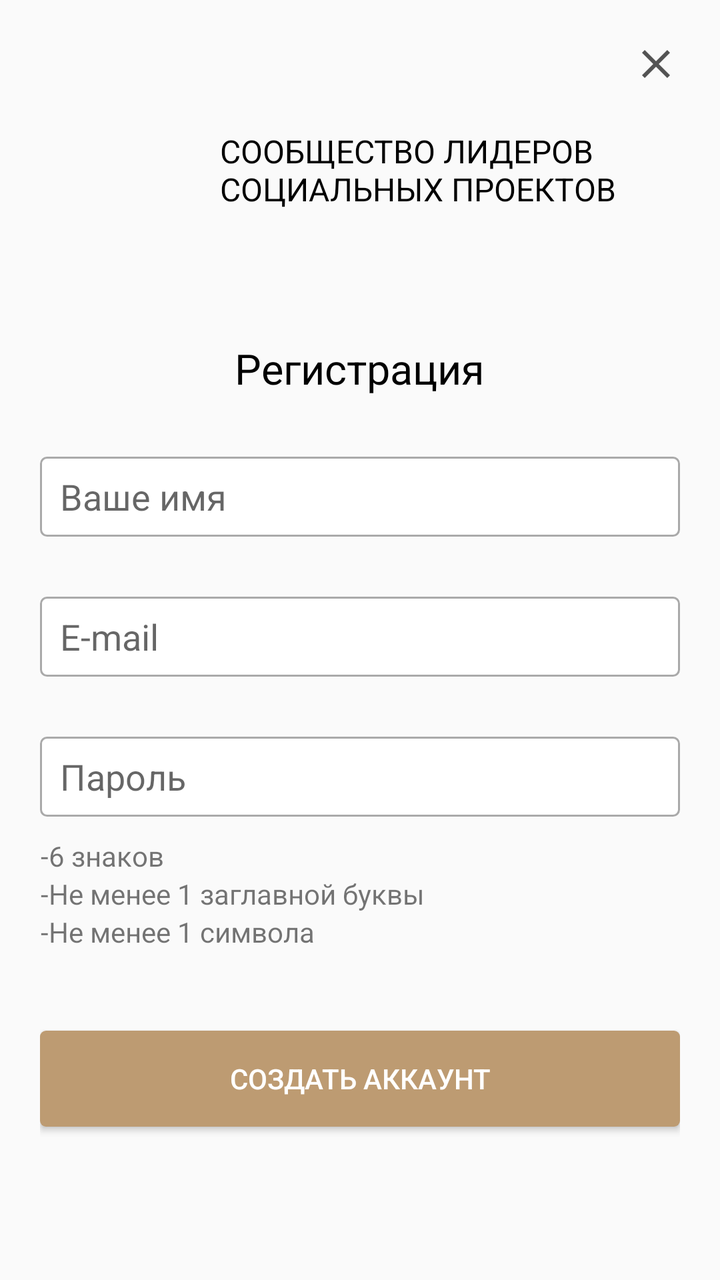
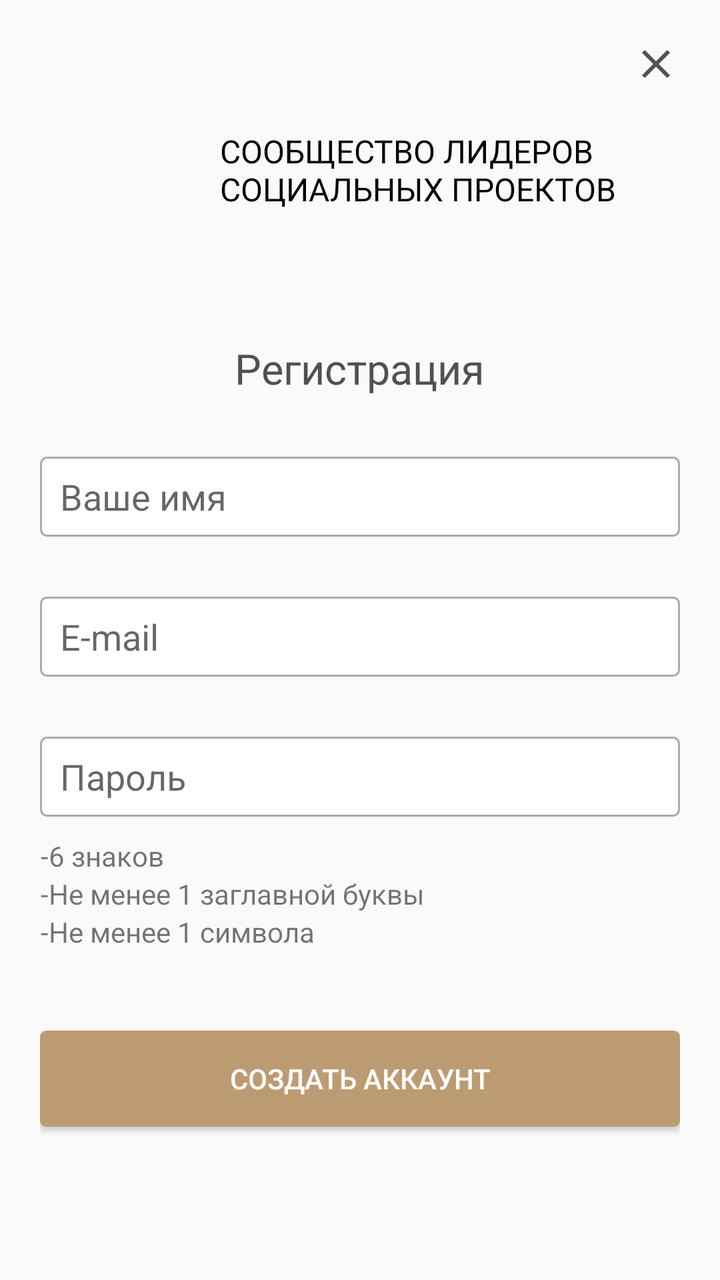

An Android layout rendered at two revisions. The XML below is the earlier revision; the diff shows what the commit changed to produce the second picture.
<!-- AndroidManifest.xml: application theme AppTheme -->
<!-- res/layout/fragment_register.xml -->
<?xml version="1.0" encoding="utf-8"?>
<android.support.v4.widget.NestedScrollView xmlns:android="http://schemas.android.com/apk/res/android"
    android:layout_width="match_parent"
    android:layout_height="match_parent">

    <RelativeLayout
        android:layout_width="match_parent"
        android:layout_height="match_parent"
        android:background="@color/auth_background"
        android:paddingStart="20dp"
        android:paddingEnd="20dp">

        <LinearLayout
            android:layout_width="match_parent"
            android:layout_height="wrap_content"

            android:orientation="vertical">

            <include layout="@layout/auth_logo" />

            <TextView
                android:layout_width="wrap_content"
                android:layout_height="wrap_content"
                android:layout_gravity="center"
                android:layout_marginTop="60dp"
                android:text="@string/auth_register_btn"
                android:textColor="@android:color/black"
                android:textSize="21sp" />

            <EditText
                android:id="@+id/etName"
                style="@style/Auth.EditText"
                android:layout_marginTop="30dp"
                android:hint="@string/auth_hint_name" />

            <EditText
                android:id="@+id/etEmail"
                style="@style/Auth.EditText"
                android:layout_marginTop="30dp"
                android:hint="@string/email" />

            <EditText
                android:id="@+id/etPassword"
                style="@style/Auth.EditText"
                android:layout_marginTop="30dp"
                android:hint="@string/auth_hint_password" />

            <TextView
                android:id="@+id/tvPasswordStrong1"
                android:layout_width="wrap_content"
                android:layout_height="wrap_content"
                android:layout_marginTop="10dp"
                android:gravity="end"
                android:text="@string/auth_hint_password_strong_1" />

            <TextView
                android:id="@+id/tvPasswordStrong2"
                android:layout_width="wrap_content"
                android:layout_height="wrap_content"
                android:gravity="end"
                android:text="@string/auth_hint_password_strong_2" />

            <TextView
                android:id="@+id/tvPasswordStrong3"
                android:layout_width="wrap_content"
                android:layout_height="wrap_content"
                android:gravity="end"
                android:text="@string/auth_hint_password_strong_3" />


            <Button
                android:id="@+id/btnRegister"
                android:layout_width="match_parent"
                android:layout_height="wrap_content"
                android:layout_marginBottom="10dp"
                android:layout_marginTop="40dp"
                android:background="@drawable/background_btn_auth"
                android:text="@string/auth_create_account"
                android:textColor="@android:color/white" />

        </LinearLayout>




        <ImageView
            android:id="@+id/ivClose"
            android:layout_width="wrap_content"
            android:layout_height="wrap_content"
            android:layout_alignParentEnd="true"
            android:layout_marginTop="20dp"
            android:src="@drawable/ic_close_black_24dp" />

    </RelativeLayout>
</android.support.v4.widget.NestedScrollView>
<!-- res/layout/auth_logo.xml (included above) -->
<?xml version="1.0" encoding="utf-8"?>
<LinearLayout xmlns:android="http://schemas.android.com/apk/res/android"
    android:layout_width="wrap_content"
    android:layout_height="wrap_content"
    android:layout_gravity="center"
    android:layout_marginTop="60dp"
    android:paddingStart="25dp"
    android:paddingEnd="25dp">

    <ImageView
        android:layout_width="50dp"
        android:layout_height="50dp"
        android:src="@mipmap/ic_launcher" />

    <TextView
        android:layout_width="wrap_content"
        android:layout_height="wrap_content"
        android:layout_gravity="center"
        android:layout_marginStart="15dp"
        android:text="@string/auth_title_login"
        android:textAllCaps="true"
        android:textColor="@android:color/black"
        android:textSize="16sp" />
</LinearLayout>
<!-- resources referenced by this layout -->
<resources>
  <color name="auth_background">#fafafa</color>
  <!-- drawable background_btn_auth (drawable) -->
  <?xml version="1.0" encoding="utf-8"?>
  <shape xmlns:android="http://schemas.android.com/apk/res/android">
      <corners android:radius="3dp" />
      <solid android:color="@color/auth_email_color" />
  </shape>
  <!-- drawable ic_close_black_24dp (drawable) -->
  <vector android:alpha="0.67" android:height="24dp"
      android:viewportHeight="24.0" android:viewportWidth="24.0"
      android:width="24dp" xmlns:android="http://schemas.android.com/apk/res/android">
      <path android:fillColor="#FF000000" android:pathData="M19,6.41L17.59,5 12,10.59 6.41,5 5,6.41 10.59,12 5,17.59 6.41,19 12,13.41 17.59,19 19,17.59 13.41,12z"/>
  </vector>
  <!-- mipmap ic_launcher: png bitmap (drawable-v24, 9128 bytes) -->
  <string name="auth_create_account">Создать аккаунт</string>
  <string name="auth_hint_name">Ваше имя</string>
  <string name="auth_hint_password">Пароль</string>
  <string name="auth_hint_password_strong_1">-6 знаков</string>
  <string name="auth_hint_password_strong_2">-Не менее 1 заглавной буквы</string>
  <string name="auth_hint_password_strong_3">-Не менее 1 символа</string>
  <string name="auth_register_btn">Регистрация</string>
  <string name="auth_title_login">Сообщество лидеров социальных проектов</string>
  <string name="email">E-mail</string>
  <style name="Auth.EditText" parent="Base.V7.Widget.AppCompat.EditText">
          <item name="android:paddingStart">10dp</item>
          <item name="android:paddingEnd">10dp</item>
          <item name="android:background">@drawable/background_edittext_login</item>
          <item name="android:layout_height">wrap_content</item>
          <item name="android:minHeight">40dp</item>
          <item name="android:layout_width">match_parent</item>
          <item name="android:textCursorDrawable">@null</item>
      </style>
  <style name="AppTheme" parent="Theme.AppCompat.Light.NoActionBar">
          
          <item name="colorPrimary">@color/colorPrimary</item>
          <item name="colorPrimaryDark">@color/colorPrimaryDark</item>
          <item name="colorAccent">@color/colorAccent</item>
          <item name="android:listDivider">@drawable/divider</item>
      </style>
  <color name="auth_email_color">#bd9b72</color>
  <!-- drawable background_edittext_login (drawable) -->
  <?xml version="1.0" encoding="utf-8"?>
  <shape xmlns:android="http://schemas.android.com/apk/res/android">
      <stroke
          android:width="1dp"
          android:color="@android:color/darker_gray" />
      <corners android:radius="3dp" />
      <solid android:color="@android:color/white" />
  </shape>
  <color name="colorPrimary">#FAFAFA</color>
  <color name="colorPrimaryDark">#949494</color>
  <color name="colorAccent">#C49A6C</color>
  <!-- drawable divider (drawable) -->
  <?xml version="1.0" encoding="utf-8"?>
  <shape xmlns:android="http://schemas.android.com/apk/res/android"
      android:shape="rectangle">
  
      <size
          android:width="1dp"
          android:height="1dp" />
  
      <solid android:color="@color/colorDivider" />
  
  </shape>
  <color name="colorDivider">#EEEEEE</color>
</resources>

<!-- the commit's change to res/layout/fragment_register.xml (unified diff, before → after) -->
@@ -24,8 +24,7 @@
                 android:layout_gravity="center"
                 android:layout_marginTop="60dp"
                 android:text="@string/auth_register_btn"
-                android:textColor="@android:color/black"
-                android:textSize="21sp" />
+                style="@style/TextTitle" />
 
             <EditText
                 android:id="@+id/etName"
<!-- resource entries referenced after the edit -->
@@ -32,6 +32,10 @@
           <item name="android:layout_width">match_parent</item>
           <item name="android:textCursorDrawable">@null</item>
       </style>
+  <style name="TextTitle">
+          <item name="android:textColor">@color/text_title</item>
+          <item name="android:textSize">21sp</item>
+      </style>
   <style name="AppTheme" parent="Theme.AppCompat.Light.NoActionBar">
           
           <item name="colorPrimary">@color/colorPrimary</item>
@@ -49,6 +53,7 @@
       <corners android:radius="3dp" />
       <solid android:color="@android:color/white" />
   </shape>
+  <color name="text_title">#515151</color>
   <color name="colorPrimary">#FAFAFA</color>
   <color name="colorPrimaryDark">#949494</color>
   <color name="colorAccent">#C49A6C</color>
